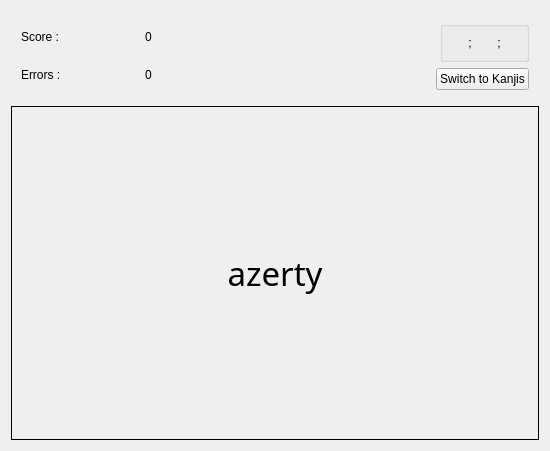
Above: Src/Pages/QcmExercicePage.ui from Aryetis/Obenkyobo before the change. Below: the same form after it.
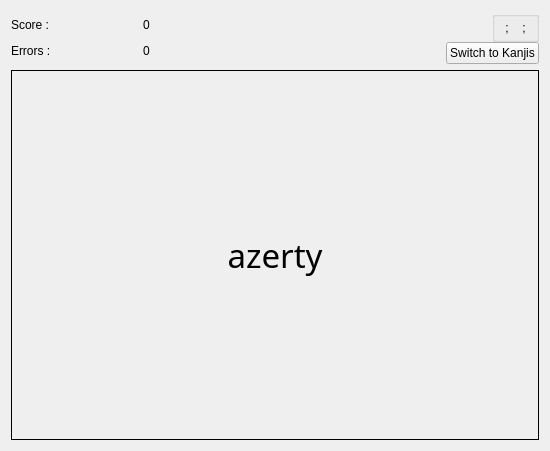
That is the form after the change.

```diff
--- a/Src/Pages/QcmExercicePage.ui
+++ b/Src/Pages/QcmExercicePage.ui
@@ -16,22 +16,31 @@
   <layout class="QVBoxLayout" name="verticalLayout" stretch="1,9">
    <item>
     <layout class="QHBoxLayout" name="ScoringHorizontalLayout" stretch="1,1">
+     <property name="spacing">
+      <number>0</number>
+     </property>
      <item>
       <layout class="QVBoxLayout" name="ScoringVerticalLayout" stretch="1,1">
+       <property name="spacing">
+        <number>0</number>
+       </property>
        <property name="leftMargin">
-        <number>10</number>
+        <number>0</number>
        </property>
        <property name="topMargin">
-        <number>10</number>
+        <number>0</number>
        </property>
        <property name="rightMargin">
-        <number>10</number>
+        <number>0</number>
        </property>
        <property name="bottomMargin">
-        <number>10</number>
+        <number>0</number>
        </property>
        <item>
         <layout class="QHBoxLayout" name="ScoreHorizontalLayout">
+         <property name="spacing">
+          <number>0</number>
+         </property>
          <item>
           <widget class="QLabel" name="ScoreText">
            <property name="text">
@@ -50,6 +59,9 @@
        </item>
        <item>
         <layout class="QHBoxLayout" name="ErrorHorizontalLayout">
+         <property name="spacing">
+          <number>0</number>
+         </property>
          <item>
           <widget class="QLabel" name="ErrorsText">
            <property name="lineWidth">
@@ -73,17 +85,20 @@
      </item>
      <item>
       <layout class="QVBoxLayout" name="ResultLabelVerticalLayout">
+       <property name="spacing">
+        <number>0</number>
+       </property>
        <property name="leftMargin">
-        <number>10</number>
+        <number>0</number>
        </property>
        <property name="topMargin">
-        <number>10</number>
+        <number>0</number>
        </property>
        <property name="rightMargin">
-        <number>10</number>
+        <number>0</number>
        </property>
        <property name="bottomMargin">
-        <number>10</number>
+        <number>0</number>
        </property>
        <item>
         <spacer name="verticalSpacer">
@@ -100,6 +115,9 @@
        </item>
        <item>
         <layout class="QHBoxLayout" name="ResultLabelHorizontalLayout">
+         <property name="spacing">
+          <number>0</number>
+         </property>
          <item>
           <spacer name="horizontalSpacer">
            <property name="orientation">
@@ -122,6 +140,21 @@
             <bool>true</bool>
            </property>
            <layout class="QHBoxLayout" name="horizontalLayout">
+            <property name="spacing">
+             <number>0</number>
+            </property>
+            <property name="leftMargin">
+             <number>0</number>
+            </property>
+            <property name="topMargin">
+             <number>0</number>
+            </property>
+            <property name="rightMargin">
+             <number>0</number>
+            </property>
+            <property name="bottomMargin">
+             <number>0</number>
+            </property>
             <item>
              <widget class="QLabel" name="ResultLabelLeft">
               <property name="font">
@@ -189,7 +222,7 @@
        <item>
         <layout class="QHBoxLayout" name="SwitchLayout">
          <property name="spacing">
-          <number>6</number>
+          <number>0</number>
          </property>
          <property name="topMargin">
           <number>0</number>
```
